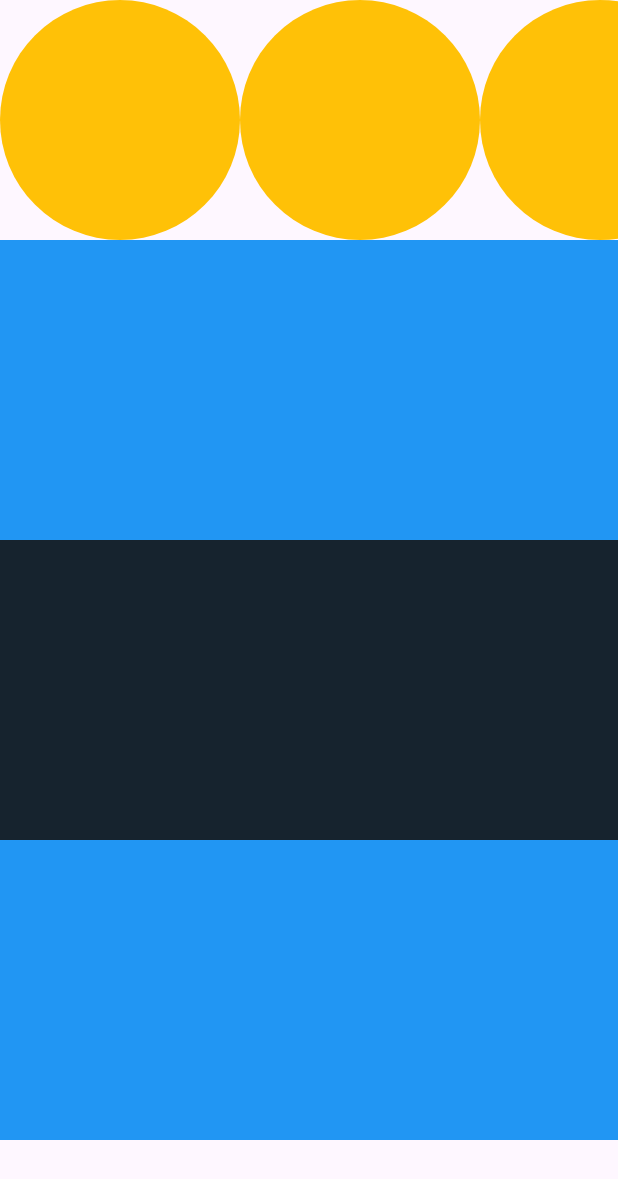
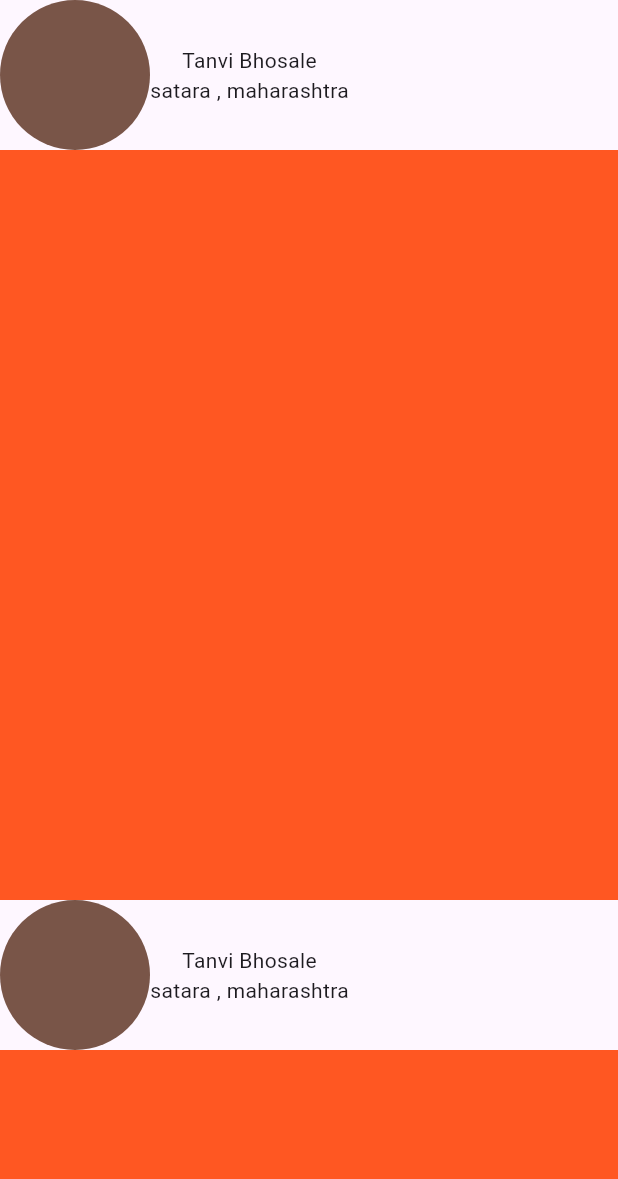
Before and after one commit to bhosaletanvi/flutter_practice, a Flutter app: the screen it shows after launch, on a phone screen of 412 x 824 dp. Shown: the top 1179 px of the screen. Run offline on Flutter 3.47's test engine with Material 3 defaults, Android fonts, the phone set to English and light mode, and no system bars.

Commit message:
file added

```diff
--- /dev/null
+++ b/ass1/lib/ass9.dart
@@ -0,0 +1,130 @@
+import 'package:flutter/material.dart';
+import 'package:flutter/widgets.dart';
+
+class Ass9 extends StatelessWidget{
+  Widget build(BuildContext context){
+    return Scaffold(
+      body: SingleChildScrollView(
+        child: Column(
+          children: [
+            Column(
+              children: [
+                Row(
+                  children: [
+                    CircleAvatar(radius: 50,backgroundColor: Colors.brown,),
+                    Column(
+                      mainAxisAlignment:MainAxisAlignment.spaceBetween,
+                      children: [
+                        Text("Tanvi Bhosale"),
+                        Text("satara , maharashtra")
+                      ],
+                    )
+                  ],
+                ),
+                Container(
+                  height: 500,
+                  color: Colors.deepOrange,
+                )
+              ],
+            ),
+            Column(
+          children: [
+            Row(
+              children: [
+                CircleAvatar(radius: 50,backgroundColor: Colors.brown,),
+                Column(
+                  mainAxisAlignment: MainAxisAlignment.spaceBetween,
+                  children: [
+                    Text("Tanvi Bhosale"),
+                    Text("satara , maharashtra")
+                  ],
+                )
+              ],
+            ),
+            Container(
+              height: 500,
+              color: Colors.deepOrange,
+            )
+          ],
+        ),
+        Column(
+          children: [
+            Row(
+              children: [
+                CircleAvatar(radius: 50,backgroundColor: Colors.brown,),
+                Column(
+                  mainAxisAlignment: MainAxisAlignment.spaceBetween,
+                  children: [
+                    Text("Tanvi Bhosale"),
+                    Text("satara , maharashtra")
+                  ],
+                )
+              ],
+            ),
+            Container(
+              height: 500,
+              color: Colors.deepOrange,
+            )
+          ],
+        ),
+        Column(
+          children: [
+            Row(
+              children: [
+                CircleAvatar(radius: 50,backgroundColor: Colors.brown,),
+                Column(
+                  mainAxisAlignment: MainAxisAlignment.spaceBetween,
+                  children: [
+                    Text("Tanvi Bhosale"),
+                    Text("satara , maharashtra")
+                  ],
+                )
+              ],
+            ),
+            Container(
+              height: 500,
+              color: Colors.deepOrange,
+            ),
+            Container(
+              height: 30,
+              color: const Color.fromARGB(255, 213, 193, 230),
+
+              child: Row(
+
+                mainAxisAlignment: MainAxisAlignment.spaceEvenly,
+                children: [
+                  Container(
+                    height: 20,
+                    width: 20,
+                    color: Colors.black54,
+
+                  ),
+                  Container(
+                    height: 20,
+                    width: 20,
+                    color: Colors.black54,
+
+                  ),
+                  Container(
+                    height: 20,
+                    width: 20,
+                    color: Colors.black54,
+
+                  ),
+                  Container(
+                    height: 20,
+                    width: 20,
+                    color: Colors.black54,
+
+                  ),
+                ],
+              ),
+            )
+          ],
+        ),
+          ],
+        ),
+      ),
+    );
+  }
+}
--- a/ass1/lib/main.dart
+++ b/ass1/lib/main.dart
@@ -6,6 +6,7 @@ import 'package:ass1/ass5.dart';
 import 'package:ass1/ass6.dart';
 import 'package:ass1/ass7.dart';
 import 'package:ass1/ass8.dart';
+import 'package:ass1/ass9.dart';
 import 'package:flutter/material.dart';
 import 'package:flutter/widgets.dart';
 
@@ -19,7 +20,7 @@ class Demo extends StatelessWidget {
   @override
   Widget build(BuildContext context) {
     return  MaterialApp(
-      home: Ass8(),
+      home: Ass9(),
     );
   }
 }
```
